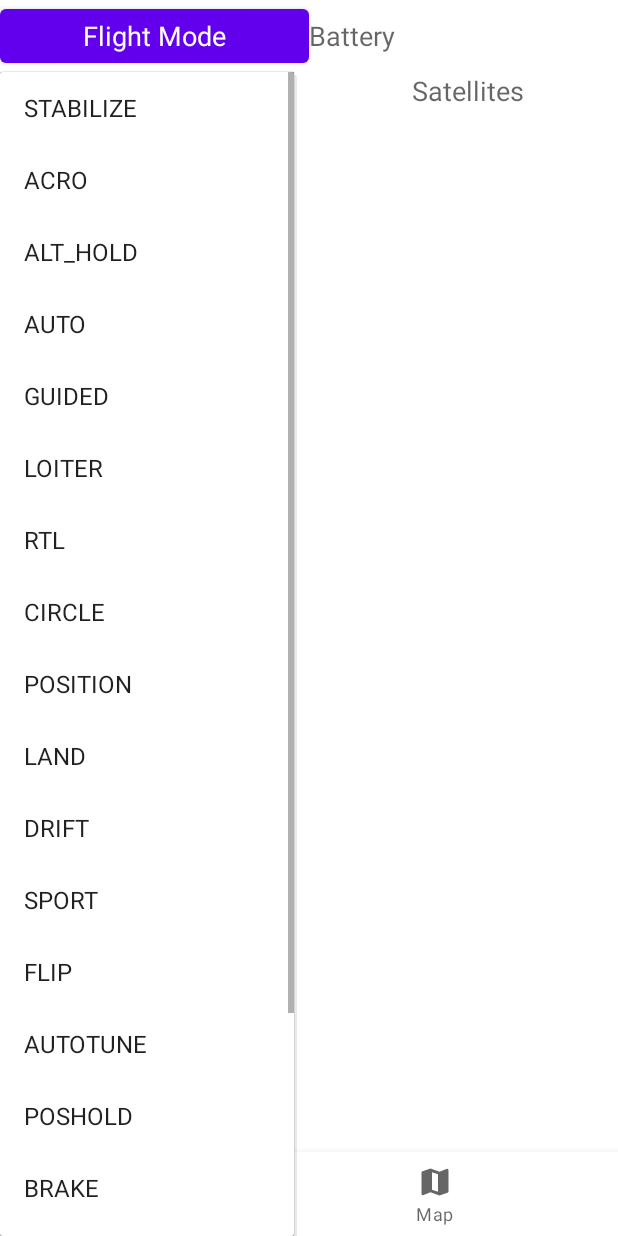
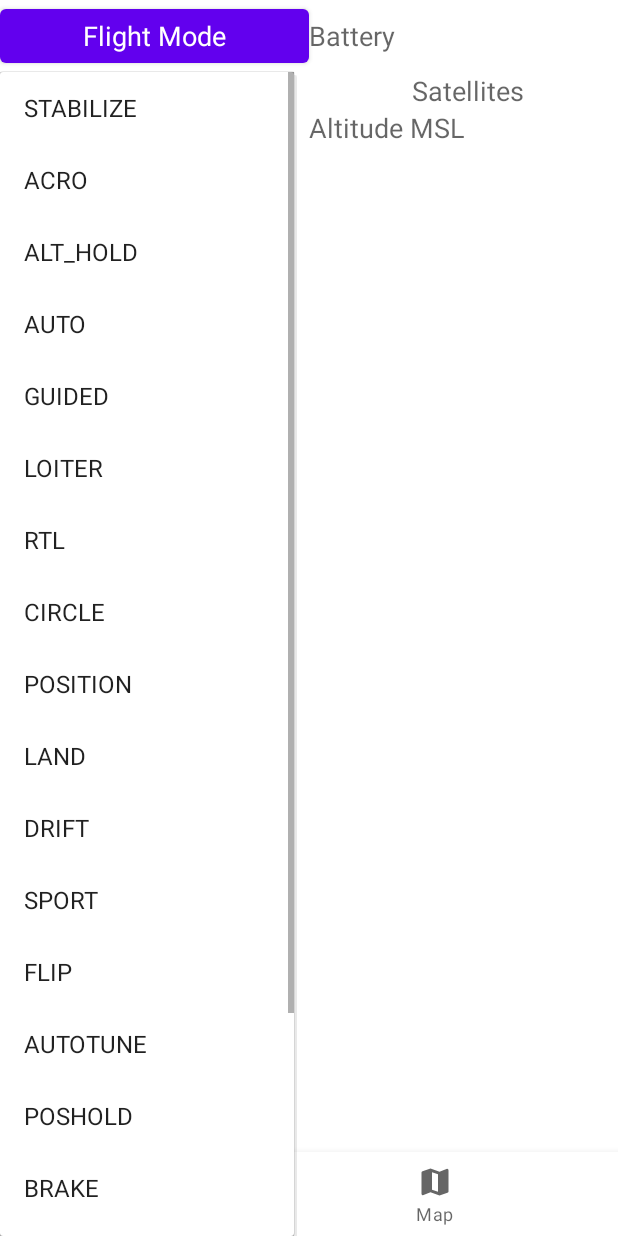
Before and after one commit to chobitsfan/MiniGroundControl, an Android app: the screen it shows after launch (MainActivity), after a tap on "Flight Mode", on a phone screen of 412 x 824 dp. Run offline under Robolectric (Android 15) with nearby library versions, the phone set to English and light mode, and no system bars; libraries missing offline, so code that uses them is left out: com.hoho.android, io.dronefleet.mavlink; 19 statements that could not run were skipped.

Commit message:
display altitude

```diff
--- a/app/src/main/java/com/chobitsfan/minigcs/StatusFragment.java
+++ b/app/src/main/java/com/chobitsfan/minigcs/StatusFragment.java
@@ -44,8 +44,10 @@ public class StatusFragment extends Fragment {
             tv.append(txt+"\n");
         });
         mViewModel.getGlobalPos().observe(getViewLifecycleOwner(), pos->{
-            TextView tv = requireActivity().findViewById(R.id.msl_alt);
-            tv.setText(Integer.toString(pos.alt()));
+            TextView tv = requireActivity().findViewById(R.id.alt_home);
+            tv.setText(Html.fromHtml(String.format("<small>Altitude above home</small><br><big><b>%.1f</b></big><small>m</small>", pos.relativeAlt()*0.001), Html.FROM_HTML_MODE_COMPACT));
+            tv = requireActivity().findViewById(R.id.alt_msl);
+            tv.setText(Html.fromHtml(String.format("<small>Altitude MSL</small><br><big><b>%.1f</b></big><small>m</small>", pos.alt()*0.001), Html.FROM_HTML_MODE_COMPACT));
         });
         mViewModel.getGpsStatus().observe(getViewLifecycleOwner(), gps->{
             TextView tv = (TextView)requireActivity().findViewById(R.id.gps_status);
--- a/app/src/main/res/layout/fragment_status.xml
+++ b/app/src/main/res/layout/fragment_status.xml
@@ -28,7 +28,6 @@
         android:layout_width="match_parent"
         android:layout_height="wrap_content"
         android:orientation="horizontal">
-
         <TextView
             android:id="@+id/gps_status"
             android:layout_width="0dp"
@@ -51,11 +50,25 @@
             android:text="Satellites"
             android:textAppearance="@style/TextAppearance.AppCompat.Medium" />
     </LinearLayout>
-    <TextView
+    <LinearLayout
         android:layout_width="match_parent"
         android:layout_height="wrap_content"
-        android:id="@+id/msl_alt"
-        android:text="msl alt" />
+        android:orientation="horizontal">
+        <TextView
+            android:id="@+id/alt_home"
+            android:layout_width="0dp"
+            android:layout_height="wrap_content"
+            android:layout_weight="1"
+            android:text="Altitude"
+            android:textAppearance="@style/TextAppearance.AppCompat.Medium" />
+        <TextView
+            android:id="@+id/alt_msl"
+            android:layout_width="0dp"
+            android:layout_height="wrap_content"
+            android:layout_weight="1"
+            android:text="Altitude MSL"
+            android:textAppearance="@style/TextAppearance.AppCompat.Medium" />
+    </LinearLayout>
     <TextView
         android:layout_width="match_parent"
         android:layout_height="wrap_content"
```
